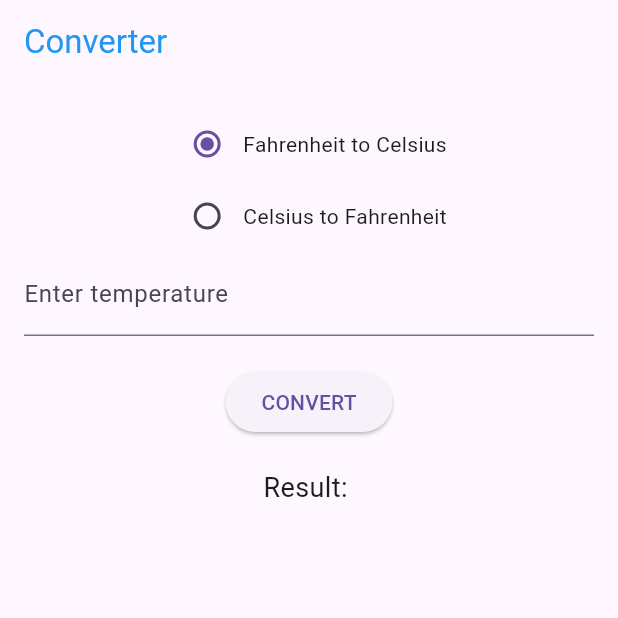
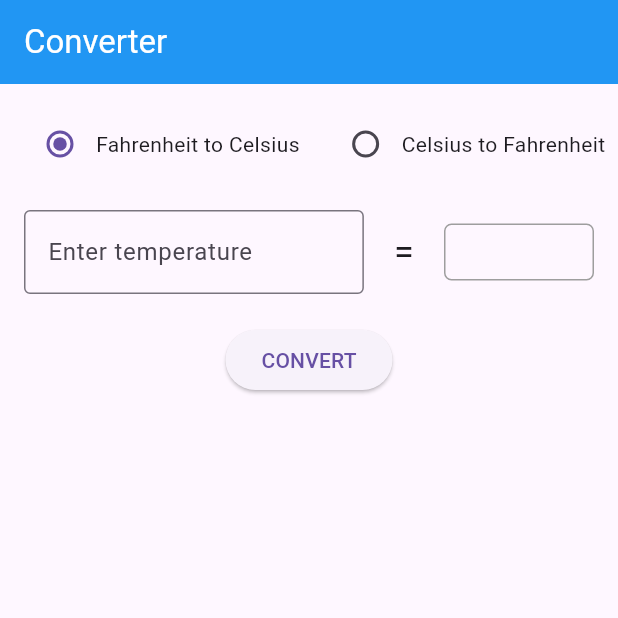
Before and after one commit to Telesphore-Uwabera/temperature_conversion_app, a Flutter app: the screen it shows after launch, on a phone screen of 412 x 824 dp, the top half of it. Run offline on Flutter 3.47's test engine with Material 3 defaults, Android fonts, the phone set to English and light mode, and no system bars.

Commit message:
Update main.dart

```diff
--- a/lib/main.dart
+++ b/lib/main.dart
@@ -19,10 +19,12 @@ class TemperatureConverterApp extends StatelessWidget {
 
 class TemperatureConverterHomePage extends StatefulWidget {
   @override
-  _TemperatureConverterHomePageState createState() => _TemperatureConverterHomePageState();
+  _TemperatureConverterHomePageState createState() =>
+      _TemperatureConverterHomePageState();
 }
 
-class _TemperatureConverterHomePageState extends State<TemperatureConverterHomePage> {
+class _TemperatureConverterHomePageState
+    extends State<TemperatureConverterHomePage> {
   final TextEditingController _controller = TextEditingController();
   String _result = '';
   List<String> _history = [];
@@ -57,7 +59,7 @@ class _TemperatureConverterHomePageState extends State<TemperatureConverterHomeP
 
     setState(() {
       _result = convertedValue.toStringAsFixed(2);
-      _history.insert(0, '$conversionType: ${value.toStringAsFixed(1)} => ${_result}');
+      _history.insert(0, '$conversionType: ${value.toStringAsFixed(1)} => $_result');
     });
   }
 
@@ -67,16 +69,18 @@ class _TemperatureConverterHomePageState extends State<TemperatureConverterHomeP
       appBar: AppBar(
         title: Text(
           'Converter',
-          style: TextStyle(color: Colors.blue),
+          style: TextStyle(color: Colors.white),
         ),
+        backgroundColor: Colors.blue,
       ),
-      body: Padding(
+      body: OrientationBuilder(
+        builder: (context, orientation) {
+          return Padding(
             padding: const EdgeInsets.all(16.0),
             child: Column(
               children: [
-            Wrap(
-              spacing: 20.0,
-              alignment: WrapAlignment.center,
+                Row(
+                  mainAxisAlignment: MainAxisAlignment.center,
                   children: [
                     Row(
                       mainAxisSize: MainAxisSize.min,
@@ -93,6 +97,7 @@ class _TemperatureConverterHomePageState extends State<TemperatureConverterHomeP
                         Text('Fahrenheit to Celsius'),
                       ],
                     ),
+                    SizedBox(width: 20),
                     Row(
                       mainAxisSize: MainAxisSize.min,
                       children: [
@@ -110,22 +115,45 @@ class _TemperatureConverterHomePageState extends State<TemperatureConverterHomeP
                     ),
                   ],
                 ),
-            TextField(
+                SizedBox(height: 20),
+                Row(
+                  mainAxisAlignment: MainAxisAlignment.center,
+                  children: [
+                    Expanded(
+                      child: TextField(
                         controller: _controller,
                         decoration: InputDecoration(
                           labelText: 'Enter temperature',
+                          border: OutlineInputBorder(),
                         ),
                         keyboardType: TextInputType.number,
+                      ),
+                    ),
+                    SizedBox(width: 20),
+                    Text(
+                      '=',
+                      style: TextStyle(fontSize: 24),
+                    ),
+                    SizedBox(width: 20),
+                    Container(
+                      width: 100,
+                      padding: EdgeInsets.symmetric(horizontal: 10, vertical: 5),
+                      decoration: BoxDecoration(
+                        border: Border.all(color: Colors.grey),
+                        borderRadius: BorderRadius.circular(5),
+                      ),
+                      child: Text(
+                        _result,
+                        style: TextStyle(fontSize: 18),
+                        textAlign: TextAlign.center,
+                      ),
+                    ),
+                  ],
                 ),
                 SizedBox(height: 20),
                 ElevatedButton(
                   onPressed: _convert,
                   child: Text('CONVERT'),
-            ),
-            SizedBox(height: 20),
-            Text(
-              'Result: $_result',
-              style: TextStyle(fontSize: 18),
                 ),
                 SizedBox(height: 20),
                 Expanded(
@@ -138,6 +166,8 @@ class _TemperatureConverterHomePageState extends State<TemperatureConverterHomeP
                 ),
               ],
             ),
+          );
+        },
       ),
     );
   }
```
Lines whose indentation alone changed are shown as unchanged.
